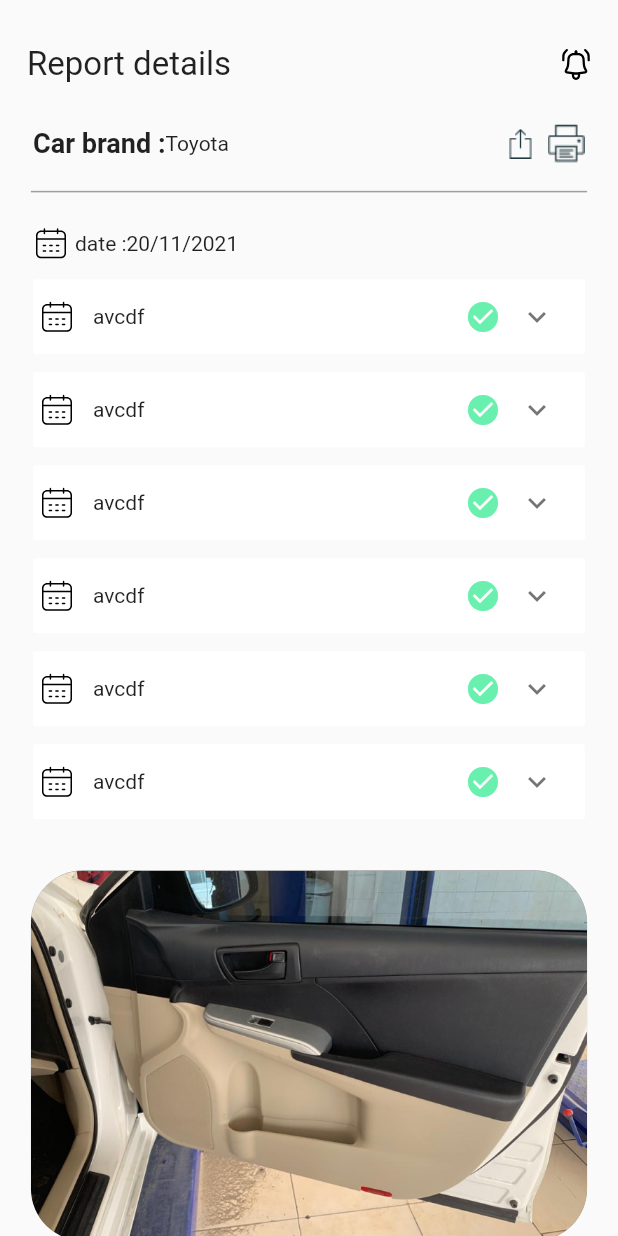
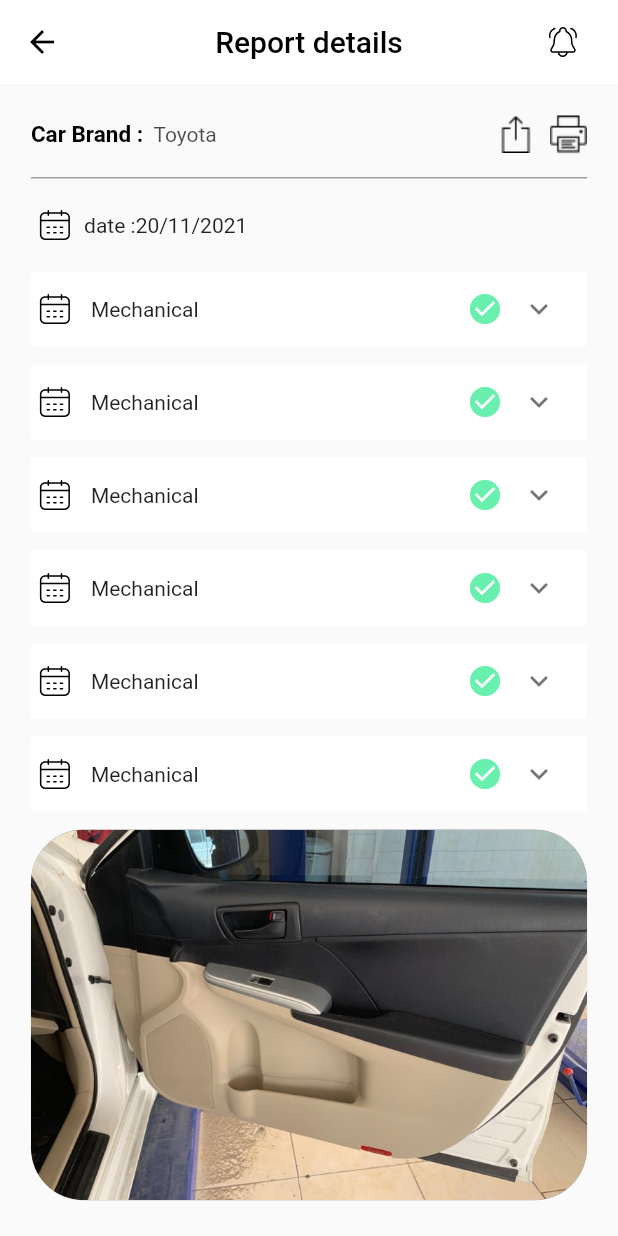
Before and after one commit to khuramShabbir/kashif, a Flutter app: the ReportScreen screen opened directly, on a phone screen of 412 x 824 dp. Run offline on Flutter 3.47's test engine with Material 2 defaults, Android fonts, the phone set to English and light mode, and no system bars; our stand-ins replace carousel_slider, dropdown_search, firebase_auth, firebase_core, flutter_otp_text_field, flutter_rating_bar and 9 more; missing offline and left inert: firebase_auth_web, firebase_core_web, geocoder, geolocator_web, location_web, shape_of_view_null_safe and 1 more; accounts and stored records are empty; network calls fail; project files that could hold a hidden picture were left out.

Commit message:
Cashif V 0.0.5

```diff
--- a/lib/apis_services/api_services.dart
+++ b/lib/apis_services/api_services.dart
@@ -200,7 +200,7 @@ class ApiServices   {
       var body = await response.stream.bytesToString();
       print(body);
       showMessage('Card Created Successfully');
-      showProgrress();
+      showProgress();
       var decoded = json.decode(body);
       int cardId = decoded['data']['id'];
       dismissDialogue();
--- a/lib/dashboardscreen.dart
+++ b/lib/dashboardscreen.dart
@@ -1,10 +1,7 @@
 import 'package:flutter/material.dart';
 import 'package:flutter_svg/svg.dart';
 import 'package:get/get.dart';
-import 'package:kashif/apis_services/api_services.dart';
 import 'package:kashif/screen_list.dart';
-import 'package:kashif/screens/order_taking_screens/center_inspection_ui.dart';
-import 'package:kashif/screens/order_taking_screens/ongoing_inspection.dart';
 import 'package:kashif/utils.dart';
 
 class DashBoardScreen extends StatefulWidget {
--- a/lib/junaid_Screens/report_screen.dart
+++ b/lib/junaid_Screens/report_screen.dart
@@ -1,9 +1,10 @@
 import 'package:flutter/material.dart';
 import 'package:flutter_svg/flutter_svg.dart';
 import 'package:get/get.dart';
+import 'package:kashif/providers/user_auth_provider.dart';
+import 'package:provider/provider.dart';
 
 import '../utils.dart';
-
 
 class ReportScreen extends StatefulWidget {
   const ReportScreen({Key? key}) : super(key: key);
@@ -14,55 +15,105 @@ class ReportScreen extends StatefulWidget {
 
 class _ReportScreenState extends State<ReportScreen> {
 
-  // List <Widget> reportList = [
-  //   carReportDetails('assets/BellIcon.svg', 'Engine'),
-  //   carReportDetails('assets/BellIcon.svg', 'Gear type'),
-  //   carReportDetails('assets/BellIcon.svg', 'Battery'),
-  //   carReportDetails('assets/BellIcon.svg', 'Mobile oil'),
-  //   carReportDetails('assets/BellIcon.svg', 'Examine Vehicle'),
-  //   carReportDetails('assets/BellIcon.svg', 'Below car'),
-  //   carReportDetails('assets/BellIcon.svg', 'Break System'),
-  //   carReportDetails('assets/BellIcon.svg', 'Below car'),
-  //   carReportDetails('assets/BellIcon.svg', 'Below car'),
-  //   carReportDetails('assets/BellIcon.svg', 'Internal'),
-  //
-  // ] ;
-
-
   bool _expanded = false;
-
 
   @override
   Widget build(BuildContext context) {
+    return Consumer<UserAuthProvider>(
+      builder: (BuildContext context, value, Widget? child) {
         return Scaffold(
-
+          appBar: AppBar(
+            elevation: 0,
+            centerTitle: true,
+            backgroundColor: Colors.white,
+            leading: InkWell(
+              onTap: Get.back,
+              child: const Icon(
+                Icons.arrow_back,
+                color: Colors.black,
+              ),
+            ),
+            actions: [
+              Padding(
+                padding: const EdgeInsets.only(right: 20.0),
+                child: SvgPicture.asset('assets/bell-ringing.svg'),
+              )
+            ],
+            title: Text(
+              "Report details",
+              style: TextStyle(color: Colors.black),
+            ),
+          ),
           body: SizedBox(
             height: Get.height,
             width: Get.width,
             child: SingleChildScrollView(
               child: Column(
                 children: [
-              const SizedBox(height: 12,),
-              appBar('Report details'),
-              SizedBox(height: Get.height*0.01,),
-              carBrand('Toyota'),
-              const SizedBox(height: 18),
-              Container(height: 1,width: Get.width*0.9,color: Colors.grey,),
-              const SizedBox(height: 18),
                   Padding(
-                padding: const EdgeInsets.symmetric(horizontal: 18.0),
+                    padding: const EdgeInsets.only(top: 20.0,bottom: 15),
+                    child: Container(
+                      width: Get.width * .9,
                       child: Row(
                         children: [
-                    SvgPicture.asset('assets/TimeCalendar.svg'),
-                    const Text(
-                      'date :',
+                          Text(
+                            "Car Brand : ",
+                            style: TextStyle(
+                                color: Colors.black,
+                                fontWeight: FontWeight.bold,
+                                fontSize: 15),
                           ),
-                    const Text('20/11/2021')
+                          Text(
+                            " Toyota",
+                            style: TextStyle(
+                              color: Colors.black.withOpacity(.7),
+                            ),
+                          ),
+                          Expanded(
+                            child: Row(
+                              mainAxisAlignment: MainAxisAlignment.end,
+                              children: [
+                                Image.asset(
+                                  'assets/upload.png',
+                                  color: Colors.black,
+                                ),
+                                SizedBox(
+                                  width: 10,
+                                ),
+                                Image.asset(
+                                  'assets/printer.png',
+                                  color: Colors.black,
+                                ),
                               ],
                             ),
                           ),
+                        ],
+                      ),
+                    ),
+                  ),
+
+                  Container(
+                    height: 1,
+                    width: Get.width * 0.9,
+                    color: Colors.grey,
+                  ),
+
                   Padding(
-                padding: const EdgeInsets.only(left: 22.0,right: 22,top: 8,bottom: 22),
+                    padding: const EdgeInsets.only(top: 15.0,bottom: 15),
+                    child: Row(
+                      children: [
+                        SizedBox(
+                          width: Get.width*.05,),
+                        SvgPicture.asset('assets/TimeCalendar.svg'),
+                         Text(
+                          ' date :',
+                        ),
+                         Text('20/11/2021')
+                      ],
+                    ),
+                  ),
+                  SizedBox(
+                    width: Get.width*.9,
                     child: Column(
                       children: List.generate(
                         6,
@@ -77,21 +128,25 @@ class _ReportScreenState extends State<ReportScreen> {
                                     height: 50,
                                     width: Get.width,
                                     decoration: BoxDecoration(
-                                    borderRadius: BorderRadius.circular(4)
-                                ),
+                                        borderRadius: BorderRadius.circular(4)),
                                     child: Row(
                                       children: [
-                                    SvgPicture.asset('assets/TimeCalendar.svg'),
+                                        SvgPicture.asset(
+                                            'assets/TimeCalendar.svg'),
                                         const SizedBox(width: 8),
-                                    const Text('avcdf'),
+                                        const Text('Mechanical'),
                                         Expanded(child: Container()),
-                                    const Icon(Icons.check_circle,color: Colors.greenAccent,),
+                                        const Icon(
+                                          Icons.check_circle,
+                                          color: Colors.greenAccent,
+                                        ),
                                       ],
                                     ),
                                   );
                                 },
-                            body:const ListTile(
-                              title: Text('Description text',style: TextStyle(color: Colors.black)),
+                                body: const ListTile(
+                                  title: Text('Description text',
+                                      style: TextStyle(color: Colors.black)),
                                 ),
                                 isExpanded: _expanded,
                                 canTapOnHeader: true,
@@ -100,8 +155,7 @@ class _ReportScreenState extends State<ReportScreen> {
                             dividerColor: Colors.red,
                             expansionCallback: (panelIndex, isExpanded) {
                               _expanded = !_expanded;
-                          setState(() {
-                          });
+                              setState(() {});
                             },
                           ),
                         ),
@@ -109,22 +163,47 @@ class _ReportScreenState extends State<ReportScreen> {
                     ),
                   ),
                   Container(
-                height: Get.width*0.6,
-                width: Get.width*0.9,
+                    height: Get.width * 0.6,
+                    width: Get.width * 0.9,
                     decoration: BoxDecoration(
                         color: Colors.grey,
                         borderRadius: BorderRadius.circular(35),
                         image: const DecorationImage(
-                    image: AssetImage('assets/CarDoor.png')
-                  )
+                            image: AssetImage('assets/CarDoor.png'))),
                   ),
-              ),
-              carSetting('ad','asdsa','sadsa','asd','asd','adw','asAD','asdsa','sadsa','asd','asd','QWESADC','ZXC','asdaxz'),
+
+
+
+
+
+
+
+
+
+
+
+                  carSetting(
+                      'ad',
+                      'asdsa',
+                      'sadsa',
+                      'asd',
+                      'asd',
+                      'adw',
+                      'asAD',
+                      'asdsa',
+                      'sadsa',
+                      'asd',
+                      'asd',
+                      'QWESADC',
+                      'ZXC',
+                      'asdaxz'),
                   Image.asset('assets/CarView.png')
                 ],
               ),
             ),
           ),
         );
+      },
+    );
   }
 }
--- a/lib/main.dart
+++ b/lib/main.dart
@@ -7,6 +7,8 @@ import 'package:kashif/providers/dashboard_provider.dart';
 import 'package:kashif/providers/user_auth_provider.dart';
 import 'package:kashif/screens/splash_screen.dart';
 import 'package:provider/provider.dart';
+
+import 'junaid_Screens/report_screen.dart';
 
 main() async {
   await GetStorage.init();
@@ -20,7 +22,7 @@ main() async {
       ChangeNotifierProvider(create: (ctx) => DashboardProvider()),
     ],
     child: const GetMaterialApp(
-        debugShowCheckedModeBanner: false, home: SplashScreen()
+        debugShowCheckedModeBanner: false, home: ReportScreen()
     ),
   ));
 }
--- a/lib/providers/user_auth_provider.dart
+++ b/lib/providers/user_auth_provider.dart
@@ -71,7 +71,7 @@ class UserAuthProvider extends ChangeNotifier {
    }
 
    showMessage("Verifying");
-   showProgrress();
+   showProgress();
    var credential =  PhoneAuthProvider.credential(verificationId: verificationId, smsCode: verificationCode);
 
    await FirebaseAuth.instance.signInWithCredential(credential).then((value) {
--- a/lib/screens/login-Screens/otp_verify_code.dart
+++ b/lib/screens/login-Screens/otp_verify_code.dart
@@ -25,7 +25,7 @@ class _OtpVerifyCodeState extends State<OtpVerifyCode> {
 
     provider.sendOTP();
     Future.delayed(Duration(seconds: 1),(){
-      showProgrress();
+      showProgress();
     });
     super.initState();
   }
--- a/lib/screens/login-Screens/sign_in_ui.dart
+++ b/lib/screens/login-Screens/sign_in_ui.dart
@@ -22,12 +22,10 @@ class SignInUI extends StatefulWidget {
 class _SignInUIState extends State<SignInUI> {
   bool isTrue = false;
 
-
   @override
   Widget build(BuildContext context) {
-    return Consumer<UserAuthProvider>(builder: (builder,data,child){
-
-      return  Scaffold(
+    return Consumer<UserAuthProvider>(builder: (builder, data, child) {
+      return Scaffold(
           resizeToAvoidBottomInset: false,
           body: Column(
             crossAxisAlignment: CrossAxisAlignment.start,
@@ -41,18 +39,20 @@ class _SignInUIState extends State<SignInUI> {
                     Column(
                       mainAxisAlignment: MainAxisAlignment.end,
                       crossAxisAlignment: CrossAxisAlignment.start,
-                      children:  [
+                      children: [
                         Text(
                           "Sign in",
                           style: TextStyle(
-                              fontWeight: FontWeight.bold, fontSize: Get.width*.06),
+                              fontWeight: FontWeight.bold,
+                              fontSize: Get.width * .06),
                         ),
                         const SizedBox(
                           height: 50,
                         ),
                         Text(
                           "What's Your Number?",
-                          style: TextStyle(fontSize: Get.width*.04, color: Colors.grey),
+                          style: TextStyle(
+                              fontSize: Get.width * .04, color: Colors.grey),
                         ),
                       ],
                     ),
@@ -77,8 +77,7 @@ class _SignInUIState extends State<SignInUI> {
                           customInputFormField(
                             //TODO: implement on 'onChange'
                             onChange: (value) {
-                               data.mobileNumber=value;
-
+                              data.mobileNumber = value;
                             },
                             keyboardType: TextInputType.phone,
                             prefixIconList: Row(
@@ -108,7 +107,7 @@ class _SignInUIState extends State<SignInUI> {
                           ),
                           customInputFormField(
                               onChange: (value) {
-                                data.password=value;
+                                data.password = value;
                               },
                               prefixIconList: Row(
                                 mainAxisSize: MainAxisSize.min,
@@ -131,9 +130,7 @@ class _SignInUIState extends State<SignInUI> {
                               ),
                               hintText: "Password",
                               fontSize: 13,
-                            obscure: true
-                          ),
-
+                              obscure: true),
 
                           SizedBox(
                             height: Get.height * .05,
@@ -142,10 +139,10 @@ class _SignInUIState extends State<SignInUI> {
                             onTap: () {
                               Get.to(() => const ForgetPasswordUi());
                             },
-                            child:  Text(
+                            child: Text(
                               "Forget Password?",
                               style: TextStyle(
-                                  fontSize: Get.width*.04,
+                                  fontSize: Get.width * .04,
                                   fontWeight: FontWeight.bold,
                                   decoration: TextDecoration.underline),
                             ),
@@ -155,18 +152,25 @@ class _SignInUIState extends State<SignInUI> {
                           ),
                           customButton(
                             onClick: () {
-
-                              Get.to(() =>  OtpVerifyCode(isFromLogin: true,));
+                              if (data.mobileNumber.isEmpty ||
+                                  data.mobileNumber.length < 11 ||
+                                  data.password.isEmpty) {
+                                showMessage("Incomplete information");
+                                return;
+                              }
+                              Get.to(() => OtpVerifyCode(
+                                    isFromLogin: true,
+                                  ));
                             },
-
                             buttonWidget: Row(
                               mainAxisSize: MainAxisSize.min,
                               mainAxisAlignment: MainAxisAlignment.center,
-                              children:  [
+                              children: [
                                 Text(
                                   "Sign in",
                                   style: TextStyle(
-                                      color: Colors.white, fontSize:Get.width*.04),
+                                      color: Colors.white,
+                                      fontSize: Get.width * .04),
                                 ),
                                 const SizedBox(
                                   width: 5,
@@ -196,10 +200,10 @@ class _SignInUIState extends State<SignInUI> {
                                 onTap: () {
                                   Get.to(() => const SignUpUi());
                                 },
-                                child:  Text(
+                                child: Text(
                                   'Sign up',
                                   style: TextStyle(
-                                      fontSize: Get.width*.04,
+                                      fontSize: Get.width * .04,
                                       fontWeight: FontWeight.bold,
                                       decoration: TextDecoration.underline),
                                 ),
@@ -218,7 +222,6 @@ class _SignInUIState extends State<SignInUI> {
               ),
             ],
           ));
-
     });
   }
 }
--- a/lib/screens/order_taking_screens/ongoing_inspection_pickup_address.dart
+++ b/lib/screens/order_taking_screens/ongoing_inspection_pickup_address.dart
@@ -552,7 +552,7 @@ Widget invoiceBottomSheet() {
 
                                 // showMessage("Submitting request");
                                 Get.back();
-                                showProgrress(isdimissnable: false);
+                                showProgress(isdimissnable: false);
                                 ApiServices.createCard();
                               },
                               buttonWidget: Row(
--- a/lib/utils.dart
+++ b/lib/utils.dart
@@ -1324,7 +1324,7 @@ showMessage(
       fontSize: fontsize);
 }
 
-showProgrress({bool isdimissnable = true}) {
+showProgress({bool isdimissnable = true}) {
   Get.dialog(const Center(child: CircularProgressIndicator()),
       barrierDismissible: isdimissnable);
 }
```
Also changed, not shown: 3 other files. Lines whose indentation alone changed are shown as unchanged.
